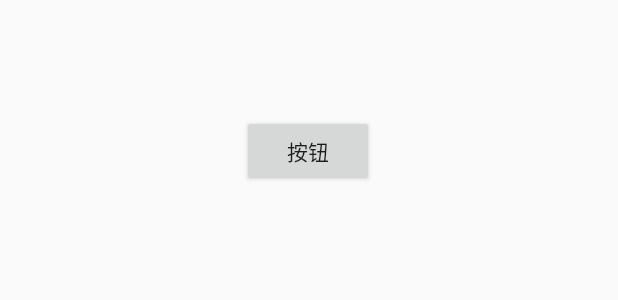
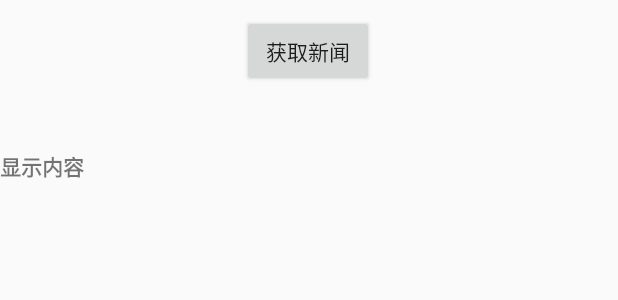
Before and after one commit to ljr7822/Coroutine, an Android app: the layout activity_main.xml on its own in the app's theme, with its tools: preview values and no code run, on a phone screen of 412 x 824 dp. Shown: the top 300 px of the screen. Run offline under Robolectric (Android 15) with nearby library versions, the phone set to English and light mode, and no system bars.

Commit message:
协程进行网络请求

```diff
--- a/app/src/main/res/layout/activity_main.xml
+++ b/app/src/main/res/layout/activity_main.xml
@@ -8,14 +8,26 @@
     tools:context=".MainActivity">
 
     <Button
+        android:id="@+id/button"
         android:layout_width="wrap_content"
         android:layout_height="wrap_content"
-        android:text="按钮"
-        app:layout_constraintBottom_toBottomOf="parent"
+        android:layout_marginTop="10dp"
+        android:text="获取新闻"
         app:layout_constraintEnd_toEndOf="parent"
         app:layout_constraintHorizontal_bias="0.498"
         app:layout_constraintStart_toStartOf="parent"
-        app:layout_constraintTop_toTopOf="parent"
-        app:layout_constraintVertical_bias="0.099" />
+        app:layout_constraintTop_toTopOf="parent" />
+
+    <TextView
+        android:id="@+id/textView"
+        android:layout_width="match_parent"
+        android:layout_height="match_parent"
+        android:layout_marginTop="100dp"
+        android:text="显示内容"
+        android:textStyle="bold"
+        app:layout_constraintBottom_toBottomOf="parent"
+        app:layout_constraintEnd_toEndOf="parent"
+        app:layout_constraintStart_toStartOf="parent"
+        app:layout_constraintTop_toBottomOf="@+id/button" />
 
 </androidx.constraintlayout.widget.ConstraintLayout>
```
Also changed, not shown: app/build.gradle (+9 -0 lines), app/src/main/AndroidManifest.xml (+7 -1 lines), app/src/main/java/com/example/iwen/coroutine/MainActivity.kt (+34 -1 lines), app/src/main/java/com/example/iwen/coroutine/NewsViewModel.kt (added, +51 -0 lines).
